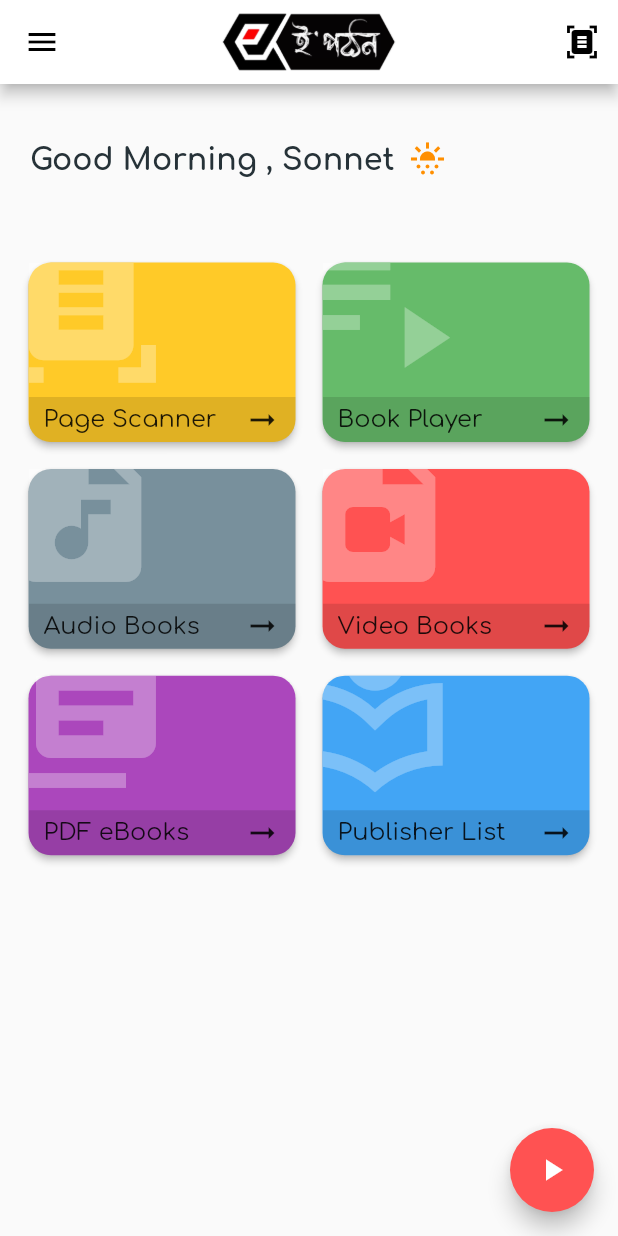
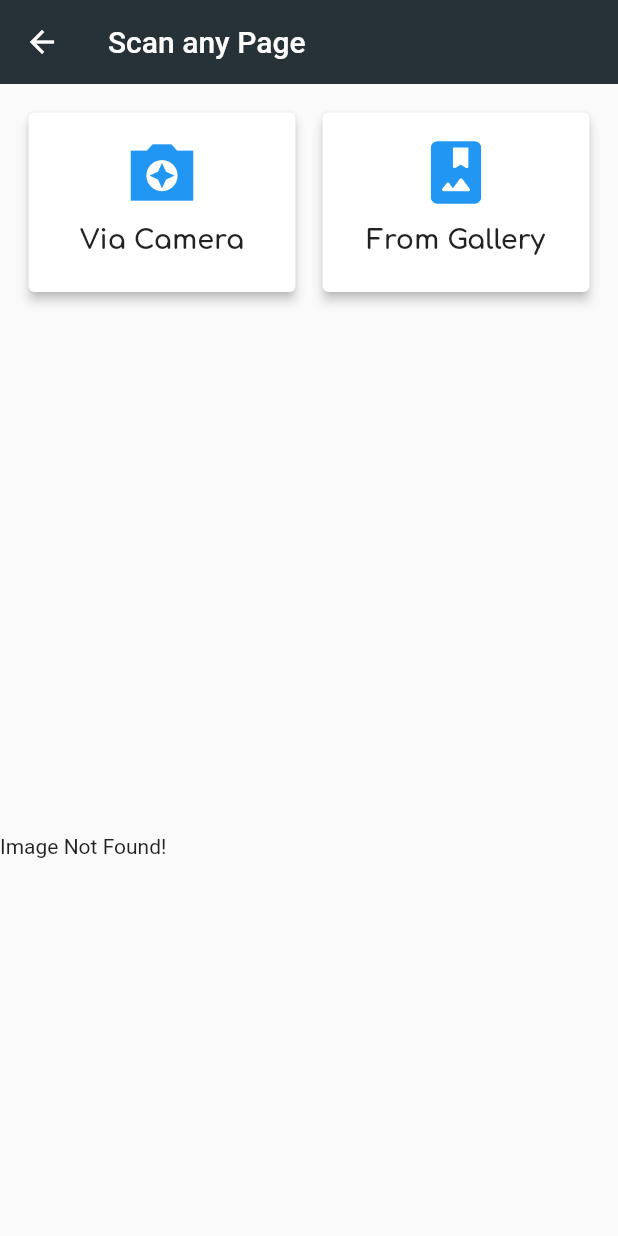
Before and after one commit to ihsonnet/epothon-app, a Flutter app: the screen it shows after launch, after a tap on the "document scanner" icon, on a phone screen of 412 x 824 dp. Run offline on Flutter 3.47's test engine with Material 2 defaults, Android fonts, the light colour scheme and no system bars; our stand-ins replace google_fonts, image_cropper, image_picker.

Commit message:
added scanner , image pic & crop

```diff
--- a/lib/main.dart
+++ b/lib/main.dart
@@ -1,6 +1,5 @@
 import 'package:flutter/material.dart';
-import 'package:google_fonts/google_fonts.dart';
-import 'common/menu-card.dart';
+import 'package:epothon_app/view/HomePage/home.dart';
 
 void main() {
   runApp(const MyApp());
@@ -15,166 +14,3 @@ class MyApp extends StatelessWidget {
         debugShowCheckedModeBanner: false, home: HomePage());
   }
 }
-
-class HomePage extends StatelessWidget {
-  const HomePage({Key? key}) : super(key: key);
-
-  @override
-  Widget build(BuildContext context) {
-    var screenWidth = MediaQuery.of(context).size.width;
-    return Scaffold(
-      floatingActionButton: FloatingActionButton(
-        onPressed: () {},
-        backgroundColor: Colors.redAccent[200],
-        child: const Icon(
-          Icons.play_arrow,
-          color: Colors.white,
-        ),
-      ),
-      appBar: AppBar(
-        title: Image.asset(
-          "images/logo.png",
-          fit: BoxFit.cover,
-          width: screenWidth / 3.5,
-        ),
-        backgroundColor: Colors.white,
-        centerTitle: true,
-        leading: IconButton(
-          onPressed: () {},
-          icon: const Icon(Icons.menu),
-          color: Colors.black,
-        ),
-        actions: [
-          IconButton(
-            onPressed: () {},
-            icon: const Icon(Icons.document_scanner),
-            color: Colors.black,
-          )
-        ],
-      ),
-      body: SingleChildScrollView(
-        scrollDirection: Axis.vertical,
-        child: Column(
-          children: const [
-            Greetings(),
-            Menus(),
-          ],
-        ),
-      ),
-    );
-  }
-}
-
-class Greetings extends StatelessWidget {
-  const Greetings({Key? key}) : super(key: key);
-
-  @override
-  Widget build(BuildContext context) {
-    var screenWidth = MediaQuery.of(context).size.width;
-
-    String greetingText = "Night";
-    IconData greetingIcon = Icons.nightlight;
-    Color? iconColor = Colors.blueGrey[800];
-
-    DateTime _now = DateTime.now();
-    if(_now.hour >= 5 && _now.hour < 11){
-      greetingText = "Morning";
-      greetingIcon = Icons.sunny_snowing;
-      iconColor = Colors.amber[800];
-    }
-    else if(_now.hour >= 11 && _now.hour < 17){
-      greetingText = "Noon";
-      greetingIcon = Icons.sunny;
-      iconColor = Colors.amber[800];
-    }
-    else if(_now.hour >= 17 && _now.hour < 21){
-      greetingText = "Afternoon";
-      greetingIcon = Icons.nightlight_outlined;
-      iconColor = Colors.blueGrey[800];
-    }
-    else {
-      greetingText = "Night";
-      greetingIcon = Icons.nightlight;
-      iconColor = Colors.blueGrey[800];
-    }
-
-    return Container(
-      height: 100,
-      width: screenWidth,
-      padding: const EdgeInsets.all(20.0),
-      child: Row(
-        crossAxisAlignment: CrossAxisAlignment.center,
-        children: [
-          Text(
-            "Good "+greetingText+" , Sonnet",
-            style: GoogleFonts.comfortaa(
-                color: Colors.blueGrey[900],
-                fontSize: 20,
-                fontWeight: FontWeight.bold),
-            textAlign: TextAlign.justify,
-          ),
-          const SizedBox(
-            width: 10,
-          ),
-          Icon(
-            greetingIcon,
-            color: iconColor,
-          )
-        ],
-      ),
-    );
-  }
-}
-
-class Menus extends StatelessWidget {
-  const Menus({Key? key}) : super(key: key);
-
-  @override
-  Widget build(BuildContext context) {
-    var screenWidth = MediaQuery.of(context).size.width;
-    return Container(
-      height: 1000,
-      width: screenWidth,
-      padding: const EdgeInsets.all(15.0),
-      child: GridView.count(
-        crossAxisCount: 2,
-        mainAxisSpacing: 10.0,
-        crossAxisSpacing: 10.0,
-        childAspectRatio: (300 / (screenWidth / 2)),
-        children: [
-          MenuCard(
-            color: Colors.amber.shade400,
-            icon: Icons.document_scanner,
-            title: "Page Scanner",
-          ),
-          MenuCard(
-            color: Colors.green.shade400,
-            icon: Icons.playlist_play,
-            title: "Book Player",
-          ),
-          MenuCard(
-            color: Colors.blueGrey.shade400,
-            icon: Icons.audio_file,
-            title: "Audio Books",
-          ),
-          MenuCard(
-            color: Colors.redAccent.shade200,
-            icon: Icons.video_file,
-            title: "Video Books",
-          ),
-          MenuCard(
-            color: Colors.purple.shade400,
-            icon: Icons.library_books,
-            title: "PDF eBooks",
-          ),
-          MenuCard(
-            color: Colors.blue.shade400,
-            icon: Icons.local_library_outlined,
-            title: "Publisher List",
-          ),
-
-        ],
-      ),
-    );
-  }
-}
--- /dev/null
+++ b/lib/view/HomePage/home.dart
@@ -0,0 +1,170 @@
+import 'package:epothon_app/view/ScannerPage/scanner.dart';
+import 'package:flutter/material.dart';
+import 'package:google_fonts/google_fonts.dart';
+import 'package:epothon_app/common/menu-card.dart';
+
+class HomePage extends StatelessWidget {
+  const HomePage({Key? key}) : super(key: key);
+
+  @override
+  Widget build(BuildContext context) {
+    var screenWidth = MediaQuery.of(context).size.width;
+    return Scaffold(
+      floatingActionButton: FloatingActionButton(
+        onPressed: () {},
+        backgroundColor: Colors.redAccent[200],
+        child: const Icon(
+          Icons.play_arrow,
+          color: Colors.white,
+        ),
+      ),
+      appBar: AppBar(
+        title: Image.asset(
+          "images/logo.png",
+          fit: BoxFit.cover,
+          width: screenWidth / 3.5,
+        ),
+        backgroundColor: Colors.white,
+        centerTitle: true,
+        leading: IconButton(
+          onPressed: () {},
+          icon: const Icon(Icons.menu),
+          color: Colors.black,
+        ),
+        actions: [
+          IconButton(
+            onPressed: () {
+                Navigator.push(
+                context, MaterialPageRoute(builder: (context) => const ScannerPage()));
+              },
+            icon: const Icon(Icons.document_scanner),
+            color: Colors.black,
+          )
+        ],
+      ),
+      body: SingleChildScrollView(
+        scrollDirection: Axis.vertical,
+        child: Column(
+          children: const [
+            Greetings(),
+            Menus(),
+          ],
+        ),
+      ),
+    );
+  }
+}
+
+class Greetings extends StatelessWidget {
+  const Greetings({Key? key}) : super(key: key);
+
+  @override
+  Widget build(BuildContext context) {
+    var screenWidth = MediaQuery.of(context).size.width;
+
+    String greetingText = "Night";
+    IconData greetingIcon = Icons.nightlight;
+    Color? iconColor = Colors.blueGrey[800];
+
+    DateTime _now = DateTime.now();
+    if(_now.hour >= 5 && _now.hour < 11){
+      greetingText = "Morning";
+      greetingIcon = Icons.sunny_snowing;
+      iconColor = Colors.amber[800];
+    }
+    else if(_now.hour >= 11 && _now.hour < 17){
+      greetingText = "Noon";
+      greetingIcon = Icons.sunny;
+      iconColor = Colors.amber[800];
+    }
+    else if(_now.hour >= 17 && _now.hour < 21){
+      greetingText = "Afternoon";
+      greetingIcon = Icons.nightlight_outlined;
+      iconColor = Colors.blueGrey[800];
+    }
+    else {
+      greetingText = "Night";
+      greetingIcon = Icons.nightlight;
+      iconColor = Colors.blueGrey[800];
+    }
+
+    return Container(
+      height: 100,
+      width: screenWidth,
+      padding: const EdgeInsets.all(20.0),
+      child: Row(
+        crossAxisAlignment: CrossAxisAlignment.center,
+        children: [
+          Text(
+            "Good "+greetingText+" , Sonnet",
+            style: GoogleFonts.comfortaa(
+                color: Colors.blueGrey[900],
+                fontSize: 20,
+                fontWeight: FontWeight.bold),
+            textAlign: TextAlign.justify,
+          ),
+          const SizedBox(
+            width: 10,
+          ),
+          Icon(
+            greetingIcon,
+            color: iconColor,
+          )
+        ],
+      ),
+    );
+  }
+}
+
+class Menus extends StatelessWidget {
+  const Menus({Key? key}) : super(key: key);
+
+  @override
+  Widget build(BuildContext context) {
+    var screenWidth = MediaQuery.of(context).size.width;
+    return Container(
+      height: 500,
+      width: screenWidth,
+      padding: const EdgeInsets.all(15.0),
+      child: GridView.count(
+        crossAxisCount: 2,
+        mainAxisSpacing: 10.0,
+        crossAxisSpacing: 10.0,
+        childAspectRatio: (300 / (screenWidth / 2)),
+        children: [
+          MenuCard(
+            color: Colors.amber.shade400,
+            icon: Icons.document_scanner,
+            title: "Page Scanner",
+          ),
+          MenuCard(
+            color: Colors.green.shade400,
+            icon: Icons.playlist_play,
+            title: "Book Player",
+          ),
+          MenuCard(
+            color: Colors.blueGrey.shade400,
+            icon: Icons.audio_file,
+            title: "Audio Books",
+          ),
+          MenuCard(
+            color: Colors.redAccent.shade200,
+            icon: Icons.video_file,
+            title: "Video Books",
+          ),
+          MenuCard(
+            color: Colors.purple.shade400,
+            icon: Icons.library_books,
+            title: "PDF eBooks",
+          ),
+          MenuCard(
+            color: Colors.blue.shade400,
+            icon: Icons.local_library_outlined,
+            title: "Publisher List",
+          ),
+
+        ],
+      ),
+    );
+  }
+}
--- /dev/null
+++ b/lib/view/ScannerPage/scanner.dart
@@ -0,0 +1,130 @@
+import 'dart:io';
+
+import 'package:flutter/material.dart';
+import 'package:google_fonts/google_fonts.dart';
+import 'package:image_picker/image_picker.dart';
+import 'package:image_cropper/image_cropper.dart';
+
+class ScannerPage extends StatefulWidget {
+  const ScannerPage({Key? key}) : super(key: key);
+
+  @override
+  State<ScannerPage> createState() => _ScannerPageState();
+}
+
+class _ScannerPageState extends State<ScannerPage> {
+  @override
+  Widget build(BuildContext context) {
+
+    var screenWidth = MediaQuery.of(context).size.width;
+
+    File? imageFile;
+
+    void _cropImage(filePath) async {
+      File? croppedImage = await ImageCropper().cropImage(
+          sourcePath: filePath, maxWidth: 1080, maxHeight: 1080);
+      if(croppedImage != null){
+        setState((){
+          imageFile = croppedImage;
+        });
+      }
+    }
+
+    void _getFromGallery() async {
+      PickedFile? pickedFile = await ImagePicker().getImage(source: ImageSource.gallery,maxHeight: 1080, maxWidth: 1080);
+      _cropImage(pickedFile!.path);
+    }
+
+    void _getFromCamera() async {
+      PickedFile? pickedFile = await ImagePicker().getImage(source: ImageSource.camera,maxHeight: 1080, maxWidth: 1080);
+      _cropImage(pickedFile!.path);
+    }
+
+    return Scaffold(
+        appBar: AppBar(
+        elevation: 0.0,
+        backgroundColor:  Colors.blueGrey[900],
+        title: const Text("Scan any Page"),
+      ),
+      body: SingleChildScrollView(
+      scrollDirection: Axis.vertical,
+      child: Column(
+        children: [
+              Container(
+                  height: 500,
+                  width: screenWidth,
+                  padding: const EdgeInsets.all(15.0),
+                  child: GridView.count(
+                      crossAxisCount: 2,
+                      mainAxisSpacing: 10.0,
+                      crossAxisSpacing: 10.0,
+                      childAspectRatio: (300 / (screenWidth / 2)),
+                      children: [
+                        Card(
+                          elevation: 3,
+                          color: Colors.white,
+                          child: InkWell(
+                            onTap: (){
+                              _getFromCamera();
+                            },
+                            child: Padding(
+                              padding: const EdgeInsets.all(15.0),
+                              child: Column(
+                                children: [
+                                  const Icon(
+                                    Icons.camera_enhance_sharp,
+                                    size: 50,
+                                    color: Colors.blue,
+                                  ),
+                                  const SizedBox(
+                                    height: 10,
+                                  ),
+                                  Text("Via Camera",
+                                      style: GoogleFonts.comfortaa(
+                                          fontSize: 18, fontWeight: FontWeight.bold))
+                                ],
+                              ),
+                            ),
+                          ),
+                        ),
+                        Card(
+                          elevation: 3,
+                          color: Colors.white,
+                          child: InkWell(
+                            onTap: (){
+                              _getFromGallery();
+                            },
+                            child: Padding(
+                              padding: const EdgeInsets.all(15.0),
+                              child: Column(
+                                children: [
+                                  const Icon(
+                                    Icons.photo_album_rounded,
+                                    size: 50,
+                                    color: Colors.blue,
+                                  ),
+                                  const SizedBox(
+                                    height: 10,
+                                  ),
+                                  Text("From Gallery",
+                                      style: GoogleFonts.comfortaa(
+                                          fontSize: 18, fontWeight: FontWeight.bold))
+                                ],
+                              ),
+                            ),
+                          ),
+                        ),
+                      ])
+              ),
+              Row(
+              children: [
+                const SizedBox(height: 10,),
+                if (imageFile != null) const Text("Image Found") else const Text("Image Not Found!")
+              ],
+            ),
+          ],)
+      ),
+
+    );
+  }
+}
--- a/pubspec.yaml
+++ b/pubspec.yaml
@@ -46,6 +46,9 @@ dev_dependencies:
   # rules and activating additional ones.
   flutter_lints: ^1.0.0
   google_fonts: ^2.1.0
+  cupertino_icons: ^1.0.2
+  image_picker: ^0.8.1+3
+  image_cropper: ^1.4.1
 
 # For information on the generic Dart part of this file, see the
 # following page: https://dart.dev/tools/pub/pubspec
```
Also changed, not shown: lib/view/ScannerPage/Utils/image_picker.dart (added, +111 -0 lines), pubspec.lock, 1 other file.
